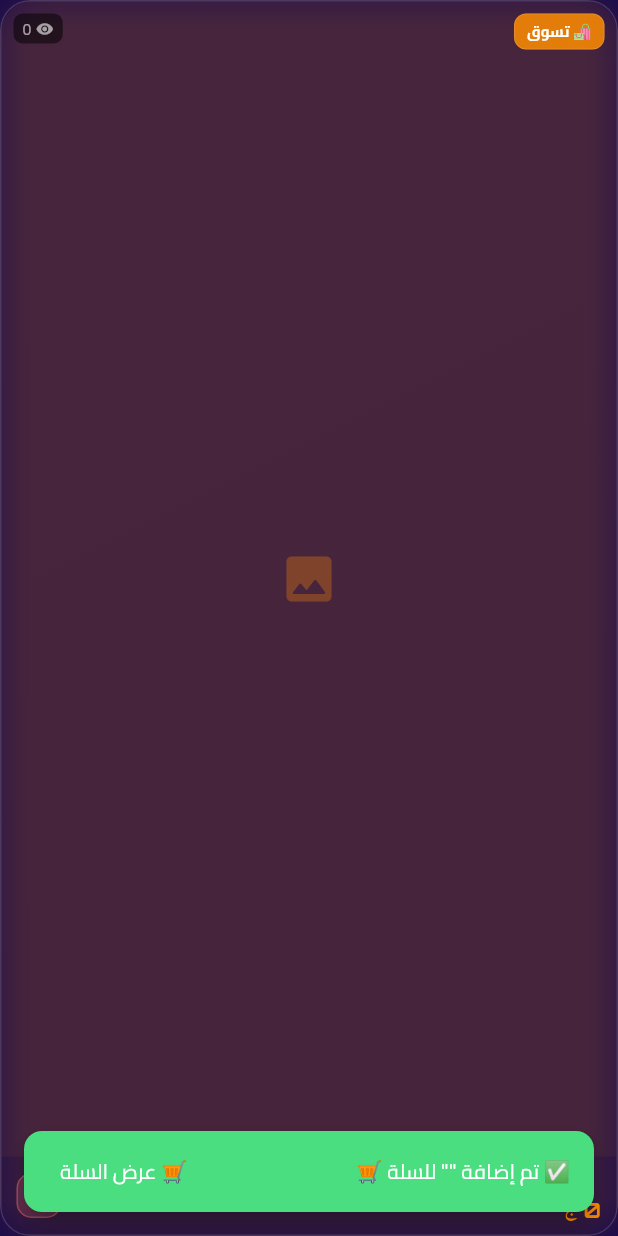
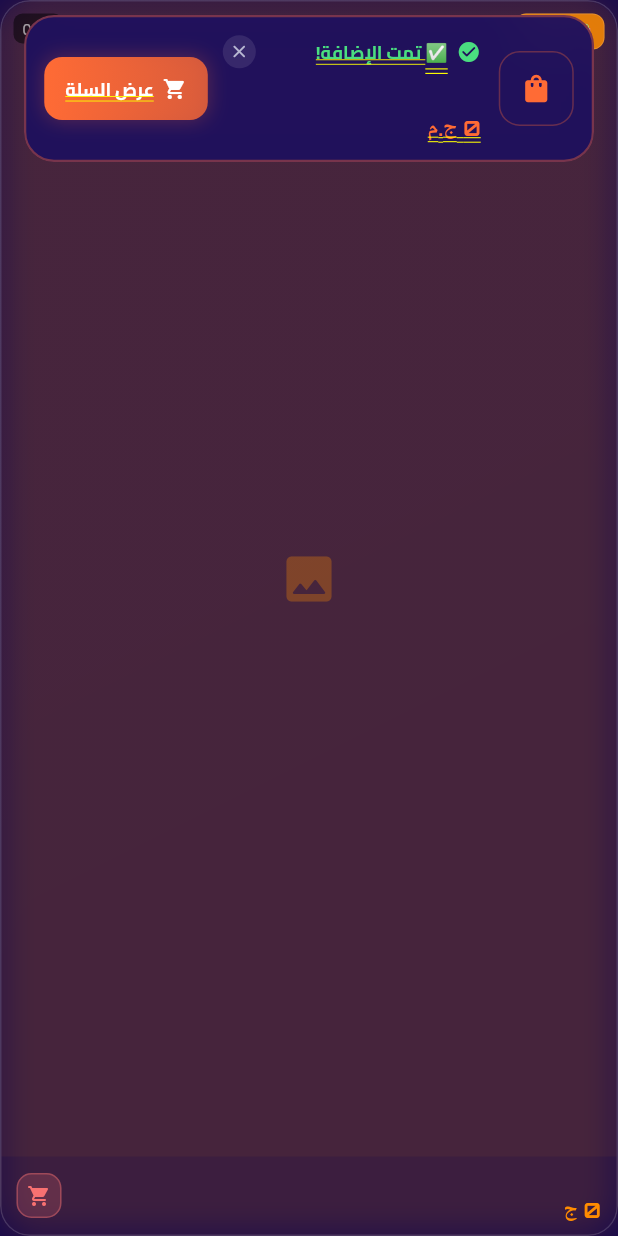
Before and after one commit to oroubtank-dot/viroomall_app, a Flutter app: the VirooProductCard widget shown alone on an empty page, opened directly with empty values, after a tap on the "add shopping cart" icon, on a phone screen of 412 x 824 dp. Run offline on Flutter 3.47's test engine with Material 3 defaults, Android fonts, the phone set to English and light mode, and no system bars; our stand-ins replace carousel_slider, cloud_firestore, firebase_auth, firebase_core, firebase_messaging, flutter_local_notifications and 6 more; accounts and stored records are empty.

Commit message:
VirooMall - Cart Notification Glassmorphism + 41 Categories + Reviews + Favorites

```diff
--- /dev/null
+++ b/lib/core/widgets/cart_notification.dart
@@ -0,0 +1,297 @@
+// lib/core/widgets/cart_notification.dart
+import 'dart:async';
+import 'dart:convert';
+import 'dart:ui';
+import 'package:flutter/material.dart';
+import 'package:flutter/services.dart';
+import '../theme/app_colors.dart';
+import '../models/product_model.dart';
+
+/// =============================================
+/// 🛒 CartNotification - إشعار زجاجي أنيق
+/// =============================================
+///
+/// يظهر من الأعلى مع Slide Animation
+/// يحتوي على صورة المنتج + اسمه + زرار عرض السلة
+/// يختفي تلقائياً بعد 3 ثواني
+/// =============================================
+class CartNotification {
+  static void show(BuildContext context, ProductModel product) {
+    OverlayEntry? entry;
+
+    entry = OverlayEntry(
+      builder: (context) => _CartNotificationWidget(
+        product: product,
+        onClose: () => entry?.remove(),
+      ),
+    );
+
+    Overlay.of(context).insert(entry);
+
+    Timer(const Duration(seconds: 3), () {
+      entry?.remove();
+    });
+  }
+}
+
+class _CartNotificationWidget extends StatefulWidget {
+  final ProductModel product;
+  final VoidCallback onClose;
+
+  const _CartNotificationWidget({
+    required this.product,
+    required this.onClose,
+  });
+
+  @override
+  State<_CartNotificationWidget> createState() =>
+      _CartNotificationWidgetState();
+}
+
+class _CartNotificationWidgetState extends State<_CartNotificationWidget>
+    with SingleTickerProviderStateMixin {
+  late AnimationController _controller;
+  late Animation<double> _slideAnimation;
+  late Animation<double> _fadeAnimation;
+
+  @override
+  void initState() {
+    super.initState();
+    _controller = AnimationController(
+      duration: const Duration(milliseconds: 400),
+      vsync: this,
+    );
+
+    _slideAnimation = Tween<double>(begin: -1.0, end: 0.0).animate(
+      CurvedAnimation(parent: _controller, curve: Curves.easeOutBack),
+    );
+
+    _fadeAnimation = Tween<double>(begin: 0.0, end: 1.0).animate(
+      CurvedAnimation(parent: _controller, curve: Curves.easeOut),
+    );
+
+    _controller.forward();
+  }
+
+  @override
+  void dispose() {
+    _controller.dispose();
+    super.dispose();
+  }
+
+  @override
+  Widget build(BuildContext context) {
+    final themeColor = widget.product.modeColor;
+
+    return Positioned(
+      top: MediaQuery.of(context).padding.top + 10,
+      left: 16,
+      right: 16,
+      child: AnimatedBuilder(
+        animation: _controller,
+        builder: (context, child) {
+          return Transform.translate(
+            offset: Offset(0, _slideAnimation.value * 100),
+            child: Opacity(
+              opacity: _fadeAnimation.value,
+              child: child,
+            ),
+          );
+        },
+        child: GestureDetector(
+          onTap: () {
+            HapticFeedback.lightImpact();
+            widget.onClose();
+            Navigator.pushNamed(context, '/cart');
+          },
+          child: ClipRRect(
+            borderRadius: BorderRadius.circular(20),
+            child: BackdropFilter(
+              filter: ImageFilter.blur(sigmaX: 15, sigmaY: 15),
+              child: Container(
+                padding: const EdgeInsets.all(12),
+                decoration: BoxDecoration(
+                  color: VirooColors.surface.withAlpha(240),
+                  borderRadius: BorderRadius.circular(20),
+                  border: Border.all(
+                    color: themeColor.withAlpha(100),
+                    width: 1.5,
+                  ),
+                  boxShadow: [
+                    BoxShadow(
+                      color: themeColor.withAlpha(50),
+                      blurRadius: 20,
+                      spreadRadius: 1,
+                    ),
+                    BoxShadow(
+                      color: Colors.black.withAlpha(80),
+                      blurRadius: 10,
+                      offset: const Offset(0, 5),
+                    ),
+                  ],
+                ),
+                child: Row(
+                  children: [
+                    // 📱 صورة المنتج مصغرة
+                    Container(
+                      width: 50,
+                      height: 50,
+                      decoration: BoxDecoration(
+                        borderRadius: BorderRadius.circular(14),
+                        border: Border.all(
+                          color: themeColor.withAlpha(80),
+                          width: 1,
+                        ),
+                      ),
+                      child: ClipRRect(
+                        borderRadius: BorderRadius.circular(13),
+                        child: widget.product.images.isNotEmpty
+                            ? Image.memory(
+                                base64Decode(widget.product.images.first),
+                                fit: BoxFit.cover,
+                                errorBuilder: (c, e, s) => Icon(
+                                  Icons.shopping_bag_rounded,
+                                  color: themeColor,
+                                  size: 22,
+                                ),
+                              )
+                            : Icon(
+                                Icons.shopping_bag_rounded,
+                                color: themeColor,
+                                size: 22,
+                              ),
+                      ),
+                    ),
+                    const SizedBox(width: 12),
+
+                    // 📝 تفاصيل المنتج
+                    Expanded(
+                      child: Column(
+                        crossAxisAlignment: CrossAxisAlignment.start,
+                        mainAxisSize: MainAxisSize.min,
+                        children: [
+                          Row(
+                            children: [
+                              Icon(
+                                Icons.check_circle_rounded,
+                                color: VirooColors.success,
+                                size: 16,
+                              ),
+                              const SizedBox(width: 6),
+                              const Text(
+                                '✅ تمت الإضافة!',
+                                style: TextStyle(
+                                  color: VirooColors.success,
+                                  fontWeight: FontWeight.bold,
+                                  fontSize: 12,
+                                  fontFamily: 'Cairo',
+                                ),
+                              ),
+                              const Spacer(),
+                              GestureDetector(
+                                onTap: () {
+                                  HapticFeedback.lightImpact();
+                                  widget.onClose();
+                                },
+                                child: Container(
+                                  padding: const EdgeInsets.all(4),
+                                  decoration: BoxDecoration(
+                                    color: Colors.white.withAlpha(25),
+                                    shape: BoxShape.circle,
+                                  ),
+                                  child: const Icon(
+                                    Icons.close_rounded,
+                                    color: VirooColors.textSecondary,
+                                    size: 14,
+                                  ),
+                                ),
+                              ),
+                            ],
+                          ),
+                          const SizedBox(height: 4),
+                          Text(
+                            widget.product.title,
+                            maxLines: 1,
+                            overflow: TextOverflow.ellipsis,
+                            style: const TextStyle(
+                              color: VirooColors.textPrimary,
+                              fontWeight: FontWeight.w600,
+                              fontSize: 13,
+                              fontFamily: 'Cairo',
+                            ),
+                          ),
+                          const SizedBox(height: 2),
+                          Text(
+                            '${widget.product.price.toStringAsFixed(0)} ج.م',
+                            style: TextStyle(
+                              color: themeColor,
+                              fontWeight: FontWeight.bold,
+                              fontSize: 14,
+                              fontFamily: 'Orbitron',
+                            ),
+                          ),
+                        ],
+                      ),
+                    ),
+                    const SizedBox(width: 10),
+
+                    // 🛒 زرار عرض السلة
+                    GestureDetector(
+                      onTap: () {
+                        HapticFeedback.mediumImpact();
+                        widget.onClose();
+                        Navigator.pushNamed(context, '/cart');
+                      },
+                      child: Container(
+                        padding: const EdgeInsets.symmetric(
+                          horizontal: 14,
+                          vertical: 10,
+                        ),
+                        decoration: BoxDecoration(
+                          gradient: LinearGradient(
+                            colors: [
+                              themeColor,
+                              themeColor.withAlpha(200),
+                            ],
+                          ),
+                          borderRadius: BorderRadius.circular(12),
+                          boxShadow: [
+                            BoxShadow(
+                              color: themeColor.withAlpha(60),
+                              blurRadius: 10,
+                              spreadRadius: 1,
+                            ),
+                          ],
+                        ),
+                        child: const Row(
+                          mainAxisSize: MainAxisSize.min,
+                          children: [
+                            Icon(
+                              Icons.shopping_cart_rounded,
+                              color: Colors.white,
+                              size: 16,
+                            ),
+                            SizedBox(width: 6),
+                            Text(
+                              'عرض السلة',
+                              style: TextStyle(
+                                color: Colors.white,
+                                fontWeight: FontWeight.bold,
+                                fontSize: 12,
+                                fontFamily: 'Cairo',
+                              ),
+                            ),
+                          ],
+                        ),
+                      ),
+                    ),
+                  ],
+                ),
+              ),
+            ),
+          ),
+        ),
+      ),
+    );
+  }
+}
--- a/lib/features/home/presentation/widgets/product_card.dart
+++ b/lib/features/home/presentation/widgets/product_card.dart
@@ -7,6 +7,7 @@ import 'package:flutter_riverpod/flutter_riverpod.dart';
 import '../../../../core/theme/app_colors.dart';
 import '../../../../core/models/product_model.dart';
 import '../../../cart/presentation/providers/cart_provider.dart';
+import '../../../../core/widgets/cart_notification.dart';
 
 class VirooProductCard extends ConsumerWidget {
   final ProductModel product;
@@ -209,22 +210,7 @@ class VirooProductCard extends ConsumerWidget {
                 );
               } else {
                 cartNotifier.addToCart(product);
-                ScaffoldMessenger.of(context).showSnackBar(
-                  SnackBar(
-                    content: Text('✅ تم إضافة "${product.title}" للسلة 🛒',
-                        style: const TextStyle(fontFamily: 'Cairo')),
-                    backgroundColor: VirooColors.success,
-                    duration: const Duration(seconds: 2),
-                    behavior: SnackBarBehavior.floating,
-                    action: SnackBarAction(
-                      label: '🛒 عرض السلة',
-                      textColor: Colors.white,
-                      onPressed: () {
-                        Navigator.pushNamed(context, '/cart');
-                      },
-                    ),
-                  ),
-                );
+                CartNotification.show(context, product);
               }
             },
             child: Container(
```
Also changed, not shown: lib/features/ads/presentation/widgets/ads_slider.dart (+75 -116 lines), lib/features/product/presentation/screens/product_details_screen.dart (+3 -22 lines).
